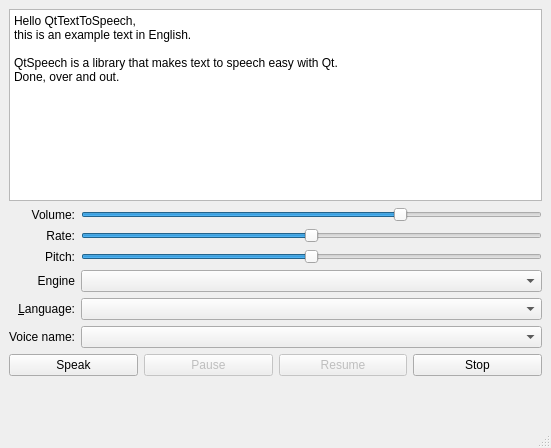
First picture: the form in hello_speak/mainwindow.ui, repository cyniu88/QT_kurs, before the edit.
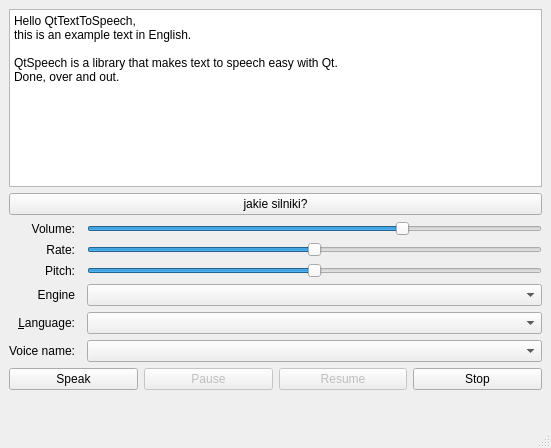
Second picture: the form after the edit.

```diff
--- a/hello_speak/mainwindow.ui
+++ b/hello_speak/mainwindow.ui
@@ -198,6 +198,13 @@
         </property>
        </widget>
       </item>
+      <item row="0" column="0" colspan="3">
+       <widget class="QPushButton" name="pushButton">
+        <property name="text">
+         <string>jakie silniki?</string>
+        </property>
+       </widget>
+      </item>
      </layout>
     </item>
     <item>
```
